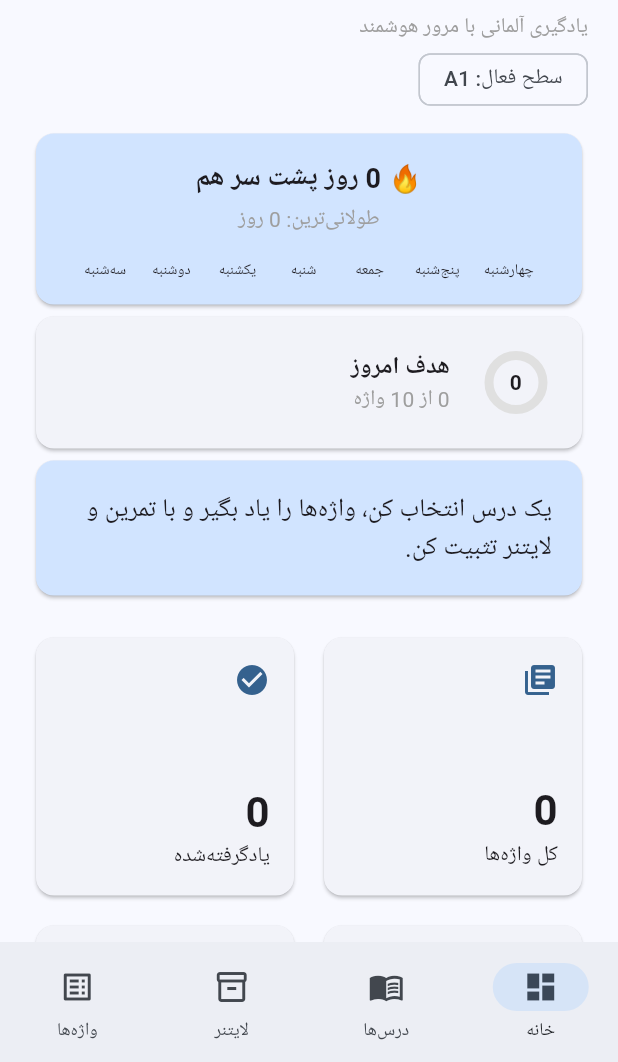
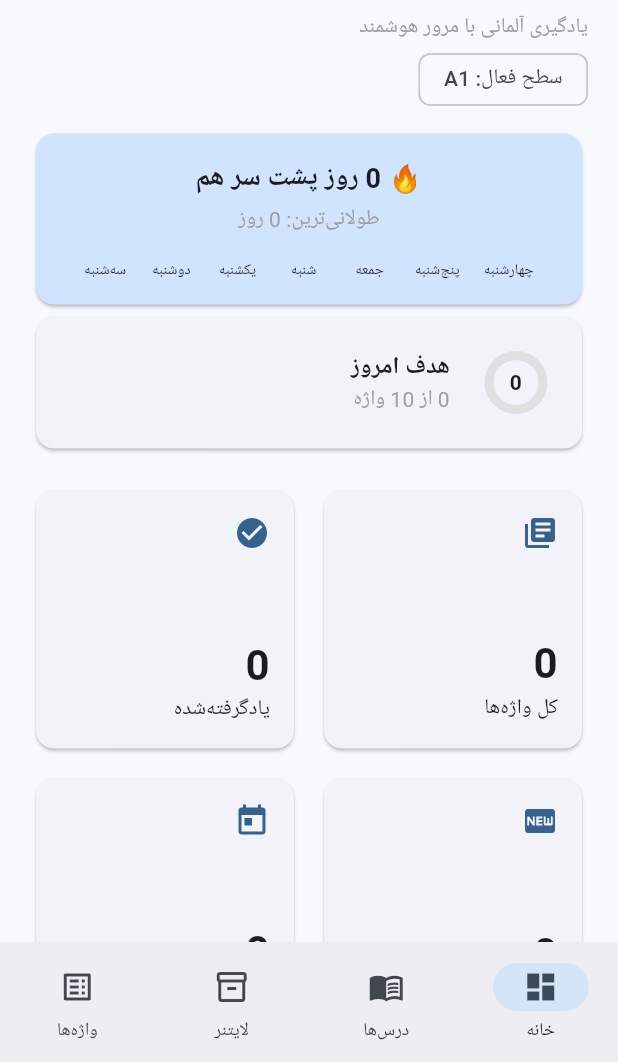
Before and after one commit to MG-530/WortSchatz, a Flutter app: the Home screen opened directly, on a phone screen of 412 x 824 dp, the part 174-1236 px from its top. Run offline on Flutter 3.47's test engine with Material 3 defaults, Android fonts, the phone set to English and light mode, and no system bars; our stand-ins replace audioplayers, file_picker, flutter_local_notifications, flutter_timezone, flutter_tts, google_fonts and 4 more; missing offline and left inert: home_widget, workmanager; accounts and stored records are empty; Roboto replaces fonts that are missing (Vazirmatn).

Commit message:
feat(ui): swap learn nav, gender-colored quiz options, drop intro card

```diff
--- a/lib/screens/home.dart
+++ b/lib/screens/home.dart
@@ -227,16 +227,6 @@ class _DashboardState extends State<Dashboard> {
                               ]))
                         ])))),
             Padding(
-                padding: const EdgeInsets.symmetric(horizontal: 20),
-                child: Card(
-                    // Theme-aware (not hardcoded): stays readable in dark mode.
-                    color: Theme.of(c).colorScheme.primaryContainer,
-                    child: const Padding(
-                        padding: EdgeInsets.all(20),
-                        child: Text(
-                            'یک درس انتخاب کن، واژه‌ها را یاد بگیر و با تمرین و لایتنر تثبیت کن.',
-                            style: TextStyle(fontSize: 17))))),
-            Padding(
                 padding: const EdgeInsets.all(20),
                 child: GridView.count(
                     shrinkWrap: true,
```
Also changed, not shown: lib/screens/article_quiz.dart (+11 -2 lines), lib/screens/learn_session.dart (+6 -6 lines).
